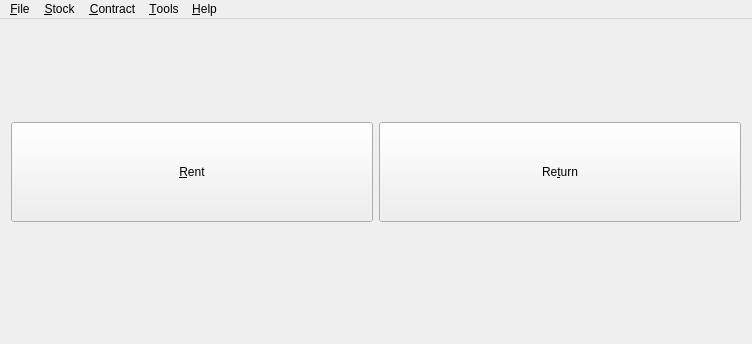
First picture: the form in mainwindow.ui, repository RoskildeSkiklub/ssfh, before the edit.
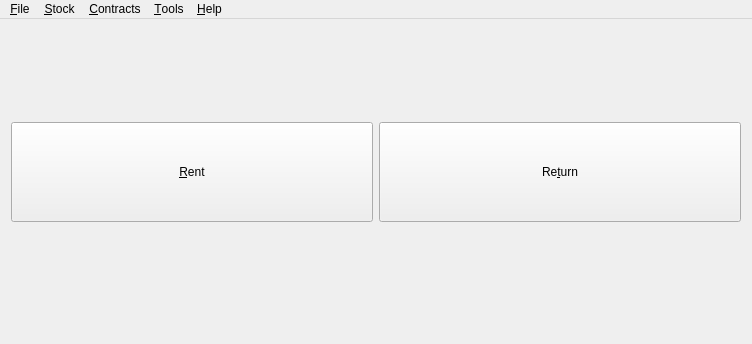
Second picture: the form after the edit.

Commit message: Added new dialog to select a parked contract - partially implemented, mainwindow must open rent dialog

What changed in the file:
```diff
--- a/mainwindow.ui
+++ b/mainwindow.ui
@@ -78,7 +78,7 @@
    </widget>
    <widget class="QMenu" name="menu_Contract">
     <property name="title">
-     <string>&amp;Contract</string>
+     <string>&amp;Contracts</string>
     </property>
     <addaction name="action_Parked_Contracts"/>
    </widget>
```
The commit also changes 8 other files.
